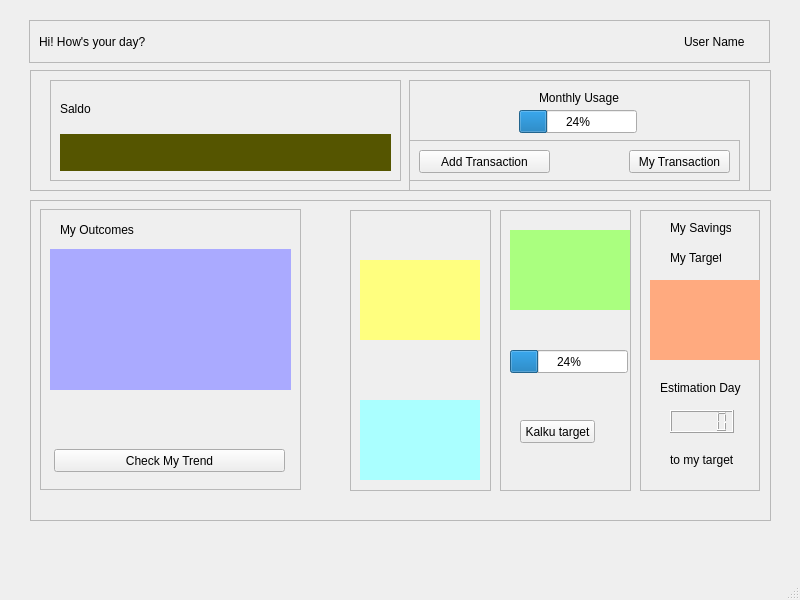
First picture: the form in ui_files/dashboard.ui, repository naryama8/gui_app_kelompok3, before the edit.
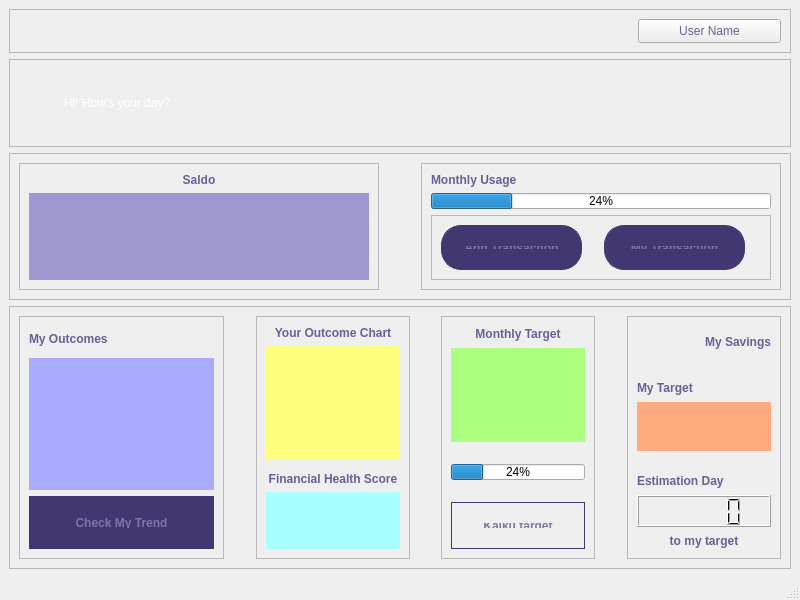
Second picture: the form after the edit.

What changed in the file:
```diff
--- a/ui_files/dashboard.ui
+++ b/ui_files/dashboard.ui
@@ -13,15 +13,66 @@
   <property name="windowTitle">
    <string>MainWindow</string>
   </property>
+  <property name="layoutDirection">
+   <enum>Qt::LeftToRight</enum>
+  </property>
   <widget class="QWidget" name="centralwidget">
+   <layout class="QVBoxLayout" name="verticalLayout_7" stretch="1,2,3,6">
+    <item>
+     <widget class="QFrame" name="frame_8">
+      <property name="frameShape">
+       <enum>QFrame::StyledPanel</enum>
+      </property>
+      <property name="frameShadow">
+       <enum>QFrame::Raised</enum>
+      </property>
+      <layout class="QHBoxLayout" name="horizontalLayout_5" stretch="13,3">
+       <item>
+        <spacer name="horizontalSpacer_7">
+         <property name="orientation">
+          <enum>Qt::Horizontal</enum>
+         </property>
+         <property name="sizeHint" stdset="0">
+          <size>
+           <width>40</width>
+           <height>20</height>
+          </size>
+         </property>
+        </spacer>
+       </item>
+       <item>
+        <widget class="QPushButton" name="username">
+         <property name="sizePolicy">
+          <sizepolicy hsizetype="Expanding" vsizetype="Expanding">
+           <horstretch>0</horstretch>
+           <verstretch>0</verstretch>
+          </sizepolicy>
+         </property>
+         <property name="cursor">
+          <cursorShape>PointingHandCursor</cursorShape>
+         </property>
+         <property name="layoutDirection">
+          <enum>Qt::RightToLeft</enum>
+         </property>
+         <property name="styleSheet">
+          <string notr="true">font: 10pt &quot;MS Shell Dlg 2&quot;;
+color: rgb(104,96,152);</string>
+         </property>
+         <property name="text">
+          <string>User Name</string>
+         </property>
+        </widget>
+       </item>
+      </layout>
+     </widget>
+    </item>
+    <item>
    <widget class="QFrame" name="frame">
-    <property name="geometry">
-     <rect>
-      <x>29</x>
-      <y>20</y>
-      <width>741</width>
-      <height>43</height>
-     </rect>
+      <property name="sizePolicy">
+       <sizepolicy hsizetype="Expanding" vsizetype="Expanding">
+        <horstretch>0</horstretch>
+        <verstretch>0</verstretch>
+       </sizepolicy>
     </property>
     <property name="frameShape">
      <enum>QFrame::StyledPanel</enum>
@@ -29,7 +80,20 @@
     <property name="frameShadow">
      <enum>QFrame::Raised</enum>
     </property>
-    <layout class="QHBoxLayout" name="horizontalLayout" stretch="1,7,1">
+      <layout class="QHBoxLayout" name="horizontalLayout" stretch="1,5,11">
+       <item>
+        <spacer name="horizontalSpacer_8">
+         <property name="orientation">
+          <enum>Qt::Horizontal</enum>
+         </property>
+         <property name="sizeHint" stdset="0">
+          <size>
+           <width>40</width>
+           <height>20</height>
+          </size>
+         </property>
+        </spacer>
+       </item>
      <item>
       <widget class="QLabel" name="label">
        <property name="sizePolicy">
@@ -38,6 +102,10 @@
          <verstretch>0</verstretch>
         </sizepolicy>
        </property>
+         <property name="styleSheet">
+          <string notr="true">font: 16pt &quot;MS Shell Dlg 2&quot;;
+color: white;</string>
+         </property>
        <property name="text">
         <string>Hi&lt;user&gt;! How's your day?</string>
        </property>
@@ -56,29 +124,16 @@
        </property>
       </spacer>
      </item>
-     <item>
-      <widget class="QLabel" name="label_2">
-       <property name="sizePolicy">
-        <sizepolicy hsizetype="Expanding" vsizetype="Expanding">
-         <horstretch>0</horstretch>
-         <verstretch>0</verstretch>
-        </sizepolicy>
-       </property>
-       <property name="text">
-        <string>User Name</string>
-       </property>
-      </widget>
-     </item>
-    </layout>
-   </widget>
+      </layout>
+     </widget>
+    </item>
+    <item>
    <widget class="QFrame" name="frame_2">
-    <property name="geometry">
-     <rect>
-      <x>30</x>
-      <y>70</y>
-      <width>741</width>
-      <height>121</height>
-     </rect>
+      <property name="sizePolicy">
+       <sizepolicy hsizetype="Expanding" vsizetype="Expanding">
+        <horstretch>0</horstretch>
+        <verstretch>0</verstretch>
+       </sizepolicy>
     </property>
     <property name="frameShape">
      <enum>QFrame::StyledPanel</enum>
@@ -86,14 +141,14 @@
     <property name="frameShadow">
      <enum>QFrame::Raised</enum>
     </property>
+      <layout class="QHBoxLayout" name="horizontalLayout_3" stretch="10,1,10">
+       <item>
     <widget class="QFrame" name="Saldo">
-     <property name="geometry">
-      <rect>
-       <x>20</x>
-       <y>10</y>
-       <width>351</width>
-       <height>101</height>
-      </rect>
+         <property name="sizePolicy">
+          <sizepolicy hsizetype="Expanding" vsizetype="Expanding">
+           <horstretch>0</horstretch>
+           <verstretch>0</verstretch>
+          </sizepolicy>
      </property>
      <property name="frameShape">
       <enum>QFrame::StyledPanel</enum>
@@ -101,31 +156,66 @@
      <property name="frameShadow">
       <enum>QFrame::Raised</enum>
      </property>
-     <layout class="QVBoxLayout" name="verticalLayout">
+         <layout class="QVBoxLayout" name="verticalLayout" stretch="1,6">
       <item>
        <widget class="QLabel" name="judulsaldo">
+            <property name="styleSheet">
+             <string notr="true">font: 16pt &quot;MS Shell Dlg 2&quot;;
+color: rgb(104,96,152);
+font-weight: bold;
+</string>
+            </property>
         <property name="text">
          <string>Saldo</string>
         </property>
+            <property name="alignment">
+             <set>Qt::AlignCenter</set>
+            </property>
        </widget>
       </item>
       <item>
-       <widget class="QWidget" name="saldonum" native="true">
+           <widget class="QLabel" name="saldonum">
+            <property name="sizePolicy">
+             <sizepolicy hsizetype="Expanding" vsizetype="Expanding">
+              <horstretch>0</horstretch>
+              <verstretch>0</verstretch>
+             </sizepolicy>
+            </property>
         <property name="styleSheet">
-         <string notr="true">background-color: rgb(85, 85, 0);</string>
+             <string notr="true">background-color: rgb(160, 153, 209);
+font: 75 8pt &quot;Artifakt Element&quot;;
+border: 1px solid rgb(160, 153, 209);
+border-radius: 50px;
+color: white;</string>
+            </property>
+            <property name="text">
+             <string/>
         </property>
        </widget>
       </item>
      </layout>
     </widget>
+       </item>
+       <item>
+        <spacer name="horizontalSpacer_3">
+         <property name="orientation">
+          <enum>Qt::Horizontal</enum>
+         </property>
+         <property name="sizeHint" stdset="0">
+          <size>
+           <width>40</width>
+           <height>20</height>
+          </size>
+         </property>
+        </spacer>
+       </item>
+       <item>
     <widget class="QFrame" name="monthlyusage">
-     <property name="geometry">
-      <rect>
-       <x>379</x>
-       <y>10</y>
-       <width>341</width>
-       <height>111</height>
-      </rect>
+         <property name="sizePolicy">
+          <sizepolicy hsizetype="Expanding" vsizetype="Expanding">
+           <horstretch>0</horstretch>
+           <verstretch>0</verstretch>
+          </sizepolicy>
      </property>
      <property name="frameShape">
       <enum>QFrame::StyledPanel</enum>
@@ -133,40 +223,46 @@
      <property name="frameShadow">
       <enum>QFrame::Raised</enum>
      </property>
+         <layout class="QVBoxLayout" name="verticalLayout_2" stretch="2,2,2">
+          <item>
      <widget class="QLabel" name="label_3">
-      <property name="geometry">
-       <rect>
-        <x>130</x>
-        <y>10</y>
-        <width>91</width>
-        <height>16</height>
-       </rect>
+            <property name="sizePolicy">
+             <sizepolicy hsizetype="Expanding" vsizetype="Expanding">
+              <horstretch>0</horstretch>
+              <verstretch>0</verstretch>
+             </sizepolicy>
+            </property>
+            <property name="styleSheet">
+             <string notr="true">font: 16pt &quot;MS Shell Dlg 2&quot;;
+color: rgb(104,96,152);
+font-weight: bold;
+</string>
       </property>
       <property name="text">
        <string>Monthly Usage</string>
       </property>
      </widget>
+          </item>
+          <item>
      <widget class="QProgressBar" name="monthlyusagebar">
-      <property name="geometry">
-       <rect>
-        <x>110</x>
-        <y>30</y>
-        <width>118</width>
-        <height>23</height>
-       </rect>
+            <property name="sizePolicy">
+             <sizepolicy hsizetype="Expanding" vsizetype="Expanding">
+              <horstretch>0</horstretch>
+              <verstretch>0</verstretch>
+             </sizepolicy>
       </property>
       <property name="value">
        <number>24</number>
       </property>
      </widget>
+          </item>
+          <item>
      <widget class="QFrame" name="transactions">
-      <property name="geometry">
-       <rect>
-        <x>0</x>
-        <y>60</y>
-        <width>331</width>
-        <height>41</height>
-       </rect>
+            <property name="sizePolicy">
+             <sizepolicy hsizetype="Expanding" vsizetype="Expanding">
+              <horstretch>0</horstretch>
+              <verstretch>0</verstretch>
+             </sizepolicy>
       </property>
       <property name="frameShape">
        <enum>QFrame::StyledPanel</enum>
@@ -174,43 +270,101 @@
       <property name="frameShadow">
        <enum>QFrame::Raised</enum>
       </property>
+            <layout class="QHBoxLayout" name="horizontalLayout_2" stretch="9,1,9,1">
+             <item>
       <widget class="QPushButton" name="addtransaction">
-       <property name="geometry">
-        <rect>
-         <x>10</x>
-         <y>10</y>
-         <width>131</width>
-         <height>23</height>
-        </rect>
+               <property name="sizePolicy">
+                <sizepolicy hsizetype="Expanding" vsizetype="Expanding">
+                 <horstretch>0</horstretch>
+                 <verstretch>0</verstretch>
+                </sizepolicy>
+               </property>
+               <property name="cursor">
+                <cursorShape>PointingHandCursor</cursorShape>
+               </property>
+               <property name="styleSheet">
+                <string notr="true">background-color: rgb(67, 55, 113);
+font: 7pt &quot;MS Shell Dlg 2&quot;;
+color: rgb(127, 118, 164);
+border: 1px solid rgb(67, 55, 113);
+border-radius: 20px;
+padding: 20px;
+height: 3px;
+font-weight: bold;</string>
        </property>
        <property name="text">
         <string>Add Transaction</string>
        </property>
       </widget>
+             </item>
+             <item>
+              <spacer name="horizontalSpacer_2">
+               <property name="orientation">
+                <enum>Qt::Horizontal</enum>
+               </property>
+               <property name="sizeHint" stdset="0">
+                <size>
+                 <width>40</width>
+                 <height>20</height>
+                </size>
+               </property>
+              </spacer>
+             </item>
+             <item>
       <widget class="QPushButton" name="pushButton_2">
-       <property name="geometry">
-        <rect>
-         <x>220</x>
-         <y>10</y>
-         <width>101</width>
-         <height>23</height>
-        </rect>
+               <property name="sizePolicy">
+                <sizepolicy hsizetype="Expanding" vsizetype="Expanding">
+                 <horstretch>0</horstretch>
+                 <verstretch>0</verstretch>
+                </sizepolicy>
+               </property>
+               <property name="cursor">
+                <cursorShape>PointingHandCursor</cursorShape>
+               </property>
+               <property name="styleSheet">
+                <string notr="true">background-color: rgb(67, 55, 113);
+font: 7pt &quot;MS Shell Dlg 2&quot;;
+color: rgb(127, 118, 164);
+border: 1px solid rgb(67, 55, 113);
+border-radius: 20px;
+padding: 20px;
+height: 3px;
+font-weight: bold;</string>
        </property>
        <property name="text">
         <string>My Transaction</string>
        </property>
       </widget>
-     </widget>
-    </widget>
-   </widget>
+             </item>
+             <item>
+              <spacer name="horizontalSpacer_9">
+               <property name="orientation">
+                <enum>Qt::Horizontal</enum>
+               </property>
+               <property name="sizeHint" stdset="0">
+                <size>
+                 <width>40</width>
+                 <height>20</height>
+                </size>
+               </property>
+              </spacer>
+             </item>
+            </layout>
+           </widget>
+          </item>
+         </layout>
+        </widget>
+       </item>
+      </layout>
+     </widget>
+    </item>
+    <item>
    <widget class="QFrame" name="frame_3">
-    <property name="geometry">
-     <rect>
-      <x>30</x>
-      <y>200</y>
-      <width>741</width>
-      <height>321</height>
-     </rect>
+      <property name="sizePolicy">
+       <sizepolicy hsizetype="Expanding" vsizetype="Expanding">
+        <horstretch>0</horstretch>
+        <verstretch>0</verstretch>
+       </sizepolicy>
     </property>
     <property name="frameShape">
      <enum>QFrame::StyledPanel</enum>
@@ -218,251 +372,479 @@
     <property name="frameShadow">
      <enum>QFrame::Raised</enum>
     </property>
-    <widget class="QFrame" name="frame_4">
-     <property name="geometry">
-      <rect>
-       <x>320</x>
-       <y>10</y>
-       <width>141</width>
-       <height>281</height>
-      </rect>
-     </property>
-     <property name="frameShape">
-      <enum>QFrame::StyledPanel</enum>
-     </property>
-     <property name="frameShadow">
-      <enum>QFrame::Raised</enum>
-     </property>
-     <widget class="QWidget" name="piechart" native="true">
-      <property name="geometry">
-       <rect>
-        <x>10</x>
-        <y>50</y>
-        <width>120</width>
-        <height>80</height>
-       </rect>
-      </property>
-      <property name="styleSheet">
-       <string notr="true">background-color: rgb(255, 255, 127);</string>
-      </property>
-     </widget>
-     <widget class="QWidget" name="outcomescore" native="true">
-      <property name="geometry">
-       <rect>
-        <x>10</x>
-        <y>190</y>
-        <width>120</width>
-        <height>80</height>
-       </rect>
-      </property>
-      <property name="styleSheet">
-       <string notr="true">background-color: rgb(170, 255, 255);</string>
-      </property>
-     </widget>
-    </widget>
+      <layout class="QHBoxLayout" name="horizontalLayout_4" stretch="8,1,6,1,6,1,6">
+       <item>
     <widget class="QFrame" name="frame_5">
-     <property name="geometry">
-      <rect>
-       <x>10</x>
-       <y>9</y>
-       <width>261</width>
-       <height>281</height>
-      </rect>
-     </property>
      <property name="frameShape">
       <enum>QFrame::StyledPanel</enum>
      </property>
      <property name="frameShadow">
       <enum>QFrame::Raised</enum>
      </property>
+         <layout class="QVBoxLayout" name="verticalLayout_3" stretch="1,5,2">
+          <item>
+           <widget class="QLabel" name="label_4">
+            <property name="sizePolicy">
+             <sizepolicy hsizetype="Expanding" vsizetype="Expanding">
+              <horstretch>0</horstretch>
+              <verstretch>0</verstretch>
+             </sizepolicy>
+            </property>
+            <property name="styleSheet">
+             <string notr="true">font: 16pt &quot;MS Shell Dlg 2&quot;;
+color: rgb(104,96,152);
+font-weight: bold;
+</string>
+            </property>
+            <property name="text">
+             <string>My Outcomes</string>
+            </property>
+           </widget>
+          </item>
+          <item>
      <widget class="QWidget" name="trendchart" native="true">
-      <property name="geometry">
-       <rect>
-        <x>10</x>
-        <y>40</y>
-        <width>241</width>
-        <height>141</height>
-       </rect>
+            <property name="sizePolicy">
+             <sizepolicy hsizetype="Expanding" vsizetype="Expanding">
+              <horstretch>0</horstretch>
+              <verstretch>0</verstretch>
+             </sizepolicy>
       </property>
       <property name="styleSheet">
        <string notr="true">background-color: rgb(170, 170, 255);</string>
       </property>
      </widget>
+          </item>
+          <item>
      <widget class="QPushButton" name="cektrend">
-      <property name="geometry">
-       <rect>
-        <x>14</x>
-        <y>240</y>
-        <width>231</width>
-        <height>23</height>
-       </rect>
+            <property name="sizePolicy">
+             <sizepolicy hsizetype="Expanding" vsizetype="Expanding">
+              <horstretch>0</horstretch>
+              <verstretch>0</verstretch>
+             </sizepolicy>
+            </property>
+            <property name="cursor">
+             <cursorShape>PointingHandCursor</cursorShape>
+            </property>
+            <property name="styleSheet">
+             <string notr="true">background-color: rgb(67, 55, 113);
+font: 12pt &quot;MS Shell Dlg 2&quot;;
+color: rgb(127, 118, 164);
+border: 1px solid rgb(67, 55, 113);
+border-radius: 50px;
+padding: 20px;
+height: 5px;
+font-weight: bold;
+</string>
       </property>
       <property name="text">
        <string>Check My Trend</string>
       </property>
      </widget>
-     <widget class="QLabel" name="label_4">
-      <property name="geometry">
-       <rect>
-        <x>20</x>
-        <y>10</y>
-        <width>131</width>
-        <height>21</height>
-       </rect>
-      </property>
+          </item>
+         </layout>
+        </widget>
+       </item>
+       <item>
+        <spacer name="horizontalSpacer_4">
+         <property name="orientation">
+          <enum>Qt::Horizontal</enum>
+         </property>
+         <property name="sizeHint" stdset="0">
+          <size>
+           <width>40</width>
+           <height>20</height>
+          </size>
+         </property>
+        </spacer>
+       </item>
+       <item>
+        <widget class="QFrame" name="frame_4">
+         <property name="frameShape">
+          <enum>QFrame::StyledPanel</enum>
+         </property>
+         <property name="frameShadow">
+          <enum>QFrame::Raised</enum>
+         </property>
+         <layout class="QVBoxLayout" name="verticalLayout_4" stretch="1,20,1,1,10">
+          <item>
+           <widget class="QLabel" name="label_10">
+            <property name="sizePolicy">
+             <sizepolicy hsizetype="Expanding" vsizetype="Expanding">
+              <horstretch>0</horstretch>
+              <verstretch>0</verstretch>
+             </sizepolicy>
+            </property>
+            <property name="styleSheet">
+             <string notr="true">font: 10pt &quot;MS Shell Dlg 2&quot;;
+color: rgb(104,96,152);
+font-weight: bold;
+
+</string>
+            </property>
       <property name="text">
-       <string>My Outcomes</string>
-      </property>
-     </widget>
-    </widget>
+             <string>Your Outcome Chart</string>
+            </property>
+            <property name="alignment">
+             <set>Qt::AlignCenter</set>
+            </property>
+           </widget>
+          </item>
+          <item>
+           <widget class="QWidget" name="piechart" native="true">
+            <property name="sizePolicy">
+             <sizepolicy hsizetype="Expanding" vsizetype="Expanding">
+              <horstretch>0</horstretch>
+              <verstretch>0</verstretch>
+             </sizepolicy>
+            </property>
+            <property name="styleSheet">
+             <string notr="true">background-color: rgb(255, 255, 127);</string>
+            </property>
+           </widget>
+          </item>
+          <item>
+           <spacer name="verticalSpacer">
+            <property name="orientation">
+             <enum>Qt::Vertical</enum>
+            </property>
+            <property name="sizeHint" stdset="0">
+             <size>
+              <width>20</width>
+              <height>2</height>
+             </size>
+            </property>
+           </spacer>
+          </item>
+          <item>
+           <widget class="QLabel" name="label_9">
+            <property name="sizePolicy">
+             <sizepolicy hsizetype="Expanding" vsizetype="Expanding">
+              <horstretch>0</horstretch>
+              <verstretch>0</verstretch>
+             </sizepolicy>
+            </property>
+            <property name="styleSheet">
+             <string notr="true">font: 10pt &quot;MS Shell Dlg 2&quot;;
+color: rgb(104,96,152);
+font-weight: bold;</string>
+            </property>
+            <property name="text">
+             <string>Financial Health Score</string>
+            </property>
+            <property name="alignment">
+             <set>Qt::AlignCenter</set>
+            </property>
+           </widget>
+          </item>
+          <item>
+           <widget class="QWidget" name="outcomescore" native="true">
+            <property name="sizePolicy">
+             <sizepolicy hsizetype="Expanding" vsizetype="Expanding">
+              <horstretch>0</horstretch>
+              <verstretch>0</verstretch>
+             </sizepolicy>
+            </property>
+            <property name="styleSheet">
+             <string notr="true">background-color: rgb(170, 255, 255);</string>
+            </property>
+           </widget>
+          </item>
+         </layout>
+        </widget>
+       </item>
+       <item>
+        <spacer name="horizontalSpacer_5">
+         <property name="orientation">
+          <enum>Qt::Horizontal</enum>
+         </property>
+         <property name="sizeHint" stdset="0">
+          <size>
+           <width>40</width>
+           <height>20</height>
+          </size>
+         </property>
+        </spacer>
+       </item>
+       <item>
     <widget class="QFrame" name="frame_6">
-     <property name="geometry">
-      <rect>
-       <x>470</x>
-       <y>10</y>
-       <width>131</width>
-       <height>281</height>
-      </rect>
-     </property>
      <property name="frameShape">
       <enum>QFrame::StyledPanel</enum>
      </property>
      <property name="frameShadow">
       <enum>QFrame::Raised</enum>
      </property>
+         <layout class="QVBoxLayout" name="verticalLayout_5" stretch="1,6,1,1,1,3">
+          <item>
+           <widget class="QLabel" name="label_11">
+            <property name="sizePolicy">
+             <sizepolicy hsizetype="Expanding" vsizetype="Expanding">
+              <horstretch>0</horstretch>
+              <verstretch>0</verstretch>
+             </sizepolicy>
+            </property>
+            <property name="styleSheet">
+             <string notr="true">font: 10pt &quot;MS Shell Dlg 2&quot;;
+color: rgb(104,96,152);
+font-weight: bold;</string>
+            </property>
+            <property name="text">
+             <string>Monthly Target</string>
+            </property>
+            <property name="alignment">
+             <set>Qt::AlignCenter</set>
+            </property>
+           </widget>
+          </item>
+          <item>
      <widget class="QWidget" name="monthlytargetsavings" native="true">
-      <property name="geometry">
-       <rect>
-        <x>10</x>
-        <y>20</y>
-        <width>120</width>
-        <height>80</height>
-       </rect>
+            <property name="sizePolicy">
+             <sizepolicy hsizetype="Expanding" vsizetype="Expanding">
+              <horstretch>0</horstretch>
+              <verstretch>0</verstretch>
+             </sizepolicy>
       </property>
       <property name="styleSheet">
        <string notr="true">background-color: rgb(170, 255, 127);</string>
       </property>
      </widget>
+          </item>
+          <item>
+           <spacer name="verticalSpacer_3">
+            <property name="orientation">
+             <enum>Qt::Vertical</enum>
+            </property>
+            <property name="sizeHint" stdset="0">
+             <size>
+              <width>20</width>
+              <height>9</height>
+             </size>
+            </property>
+           </spacer>
+          </item>
+          <item>
      <widget class="QProgressBar" name="targetsavings">
-      <property name="geometry">
-       <rect>
-        <x>10</x>
-        <y>140</y>
-        <width>118</width>
-        <height>23</height>
-       </rect>
+            <property name="sizePolicy">
+             <sizepolicy hsizetype="Expanding" vsizetype="Expanding">
+              <horstretch>0</horstretch>
+              <verstretch>0</verstretch>
+             </sizepolicy>
       </property>
       <property name="value">
        <number>24</number>
       </property>
      </widget>
+          </item>
+          <item>
+           <spacer name="verticalSpacer_4">
+            <property name="orientation">
+             <enum>Qt::Vertical</enum>
+            </property>
+            <property name="sizeHint" stdset="0">
+             <size>
+              <width>20</width>
+              <height>8</height>
+             </size>
+            </property>
+           </spacer>
+          </item>
+          <item>
      <widget class="QPushButton" name="kalkutarget">
-      <property name="geometry">
-       <rect>
-        <x>20</x>
-        <y>210</y>
-        <width>75</width>
-        <height>23</height>
-       </rect>
+            <property name="sizePolicy">
+             <sizepolicy hsizetype="Expanding" vsizetype="Expanding">
+              <horstretch>0</horstretch>
+              <verstretch>0</verstretch>
+             </sizepolicy>
+            </property>
+            <property name="cursor">
+             <cursorShape>PointingHandCursor</cursorShape>
+            </property>
+            <property name="styleSheet">
+             <string notr="true">background: qlineargradient(
+        spread:pad,
+        x1:0, y1:0,
+        x2:1, y2:1,
+        stop:0   #eceef0,  
+        stop:0.33 #d1daea,  
+        stop:0.66 #dcdae6,  
+        stop:1   #cec6d9    
+    );
+font: 10pt &quot;MS Shell Dlg 2&quot;;
+color: rgb(127, 118, 164);
+border: 1px solid rgb(67, 55, 113);
+border-radius: 40px;
+padding: 20px;
+height: 5px;
+font-weight: bold;</string>
       </property>
       <property name="text">
        <string>Kalku target</string>
       </property>
      </widget>
-    </widget>
+          </item>
+         </layout>
+        </widget>
+       </item>
+       <item>
+        <spacer name="horizontalSpacer_6">
+         <property name="orientation">
+          <enum>Qt::Horizontal</enum>
+         </property>
+         <property name="sizeHint" stdset="0">
+          <size>
+           <width>40</width>
+           <height>20</height>
+          </size>
+         </property>
+        </spacer>
+       </item>
+       <item>
     <widget class="QFrame" name="frame_7">
-     <property name="geometry">
-      <rect>
-       <x>610</x>
-       <y>10</y>
-       <width>120</width>
-       <height>281</height>
-      </rect>
-     </property>
      <property name="frameShape">
       <enum>QFrame::StyledPanel</enum>
      </property>
      <property name="frameShadow">
       <enum>QFrame::Raised</enum>
      </property>
+         <layout class="QVBoxLayout" name="verticalLayout_6" stretch="2,1,1,3,1,1,2,1">
+          <item>
      <widget class="QLabel" name="label_5">
-      <property name="geometry">
-       <rect>
-        <x>30</x>
-        <y>10</y>
-        <width>61</width>
-        <height>16</height>
-       </rect>
+            <property name="sizePolicy">
+             <sizepolicy hsizetype="Expanding" vsizetype="Expanding">
+              <horstretch>0</horstretch>
+              <verstretch>0</verstretch>
+             </sizepolicy>
+            </property>
+            <property name="layoutDirection">
+             <enum>Qt::LeftToRight</enum>
+            </property>
+            <property name="styleSheet">
+             <string notr="true">font: 16pt &quot;MS Shell Dlg 2&quot;;
+color: rgb(104,96,152);
+font-weight: bold;
+</string>
       </property>
       <property name="text">
        <string>My Savings</string>
       </property>
-     </widget>
+            <property name="alignment">
+             <set>Qt::AlignRight|Qt::AlignTrailing|Qt::AlignVCenter</set>
+            </property>
+           </widget>
+          </item>
+          <item>
+           <spacer name="verticalSpacer_5">
+            <property name="orientation">
+             <enum>Qt::Vertical</enum>
+            </property>
+            <property name="sizeHint" stdset="0">
+             <size>
+              <width>20</width>
+              <height>40</height>
+             </size>
+            </property>
+           </spacer>
+          </item>
+          <item>
      <widget class="QLabel" name="label_6">
-      <property name="geometry">
-       <rect>
-        <x>30</x>
-        <y>40</y>
-        <width>51</width>
-        <height>16</height>
-       </rect>
+            <property name="sizePolicy">
+             <sizepolicy hsizetype="Expanding" vsizetype="Expanding">
+              <horstretch>0</horstretch>
+              <verstretch>0</verstretch>
+             </sizepolicy>
+            </property>
+            <property name="styleSheet">
+             <string notr="true">font: 10pt &quot;MS Shell Dlg 2&quot;;
+color: rgb(104,96,152);
+font-weight: bold;</string>
       </property>
       <property name="text">
        <string>My Target</string>
       </property>
      </widget>
+          </item>
+          <item>
      <widget class="QWidget" name="namatarget" native="true">
-      <property name="geometry">
-       <rect>
-        <x>10</x>
-        <y>70</y>
-        <width>111</width>
-        <height>80</height>
-       </rect>
+            <property name="sizePolicy">
+             <sizepolicy hsizetype="Expanding" vsizetype="Expanding">
+              <horstretch>0</horstretch>
+              <verstretch>0</verstretch>
+             </sizepolicy>
       </property>
       <property name="styleSheet">
        <string notr="true">background-color: rgb(255, 170, 127);
 </string>
       </property>
      </widget>
+          </item>
+          <item>
+           <spacer name="verticalSpacer_6">
+            <property name="orientation">
+             <enum>Qt::Vertical</enum>
+            </property>
+            <property name="sizeHint" stdset="0">
+             <size>
+              <width>20</width>
+              <height>40</height>
+             </size>
+            </property>
+           </spacer>
+          </item>
+          <item>
      <widget class="QLabel" name="label_7">
-      <property name="geometry">
-       <rect>
-        <x>20</x>
-        <y>170</y>
-        <width>81</width>
-        <height>16</height>
-       </rect>
+            <property name="sizePolicy">
+             <sizepolicy hsizetype="Preferred" vsizetype="Expanding">
+              <horstretch>0</horstretch>
+              <verstretch>0</verstretch>
+             </sizepolicy>
+            </property>
+            <property name="styleSheet">
+             <string notr="true">font: 10pt &quot;MS Shell Dlg 2&quot;;
+color: rgb(104,96,152);
+font-weight: bold;</string>
       </property>
       <property name="text">
        <string>Estimation Day</string>
       </property>
      </widget>
+          </item>
+          <item>
      <widget class="QLCDNumber" name="estday">
-      <property name="geometry">
-       <rect>
-        <x>30</x>
-        <y>200</y>
-        <width>64</width>
-        <height>23</height>
-       </rect>
-      </property>
-     </widget>
+            <property name="sizePolicy">
+             <sizepolicy hsizetype="Expanding" vsizetype="Expanding">
+              <horstretch>0</horstretch>
+              <verstretch>0</verstretch>
+             </sizepolicy>
+            </property>
+           </widget>
+          </item>
+          <item>
      <widget class="QLabel" name="label_8">
-      <property name="geometry">
-       <rect>
-        <x>30</x>
-        <y>240</y>
-        <width>71</width>
-        <height>20</height>
-       </rect>
+            <property name="sizePolicy">
+             <sizepolicy hsizetype="Expanding" vsizetype="Expanding">
+              <horstretch>0</horstretch>
+              <verstretch>0</verstretch>
+             </sizepolicy>
+            </property>
+            <property name="styleSheet">
+             <string notr="true">font: 10pt &quot;MS Shell Dlg 2&quot;;
+color: rgb(104,96,152);
+font-weight: bold;</string>
       </property>
       <property name="text">
        <string>to my target</string>
       </property>
-     </widget>
-    </widget>
-   </widget>
+            <property name="alignment">
+             <set>Qt::AlignCenter</set>
+            </property>
+           </widget>
+          </item>
+         </layout>
+        </widget>
+       </item>
+      </layout>
+     </widget>
+    </item>
+   </layout>
   </widget>
   <widget class="QMenuBar" name="menubar">
    <property name="geometry">
```
Left out of the diff: 4 changed lines with no effect on the pictures. Lines whose indentation alone changed are shown as unchanged.
